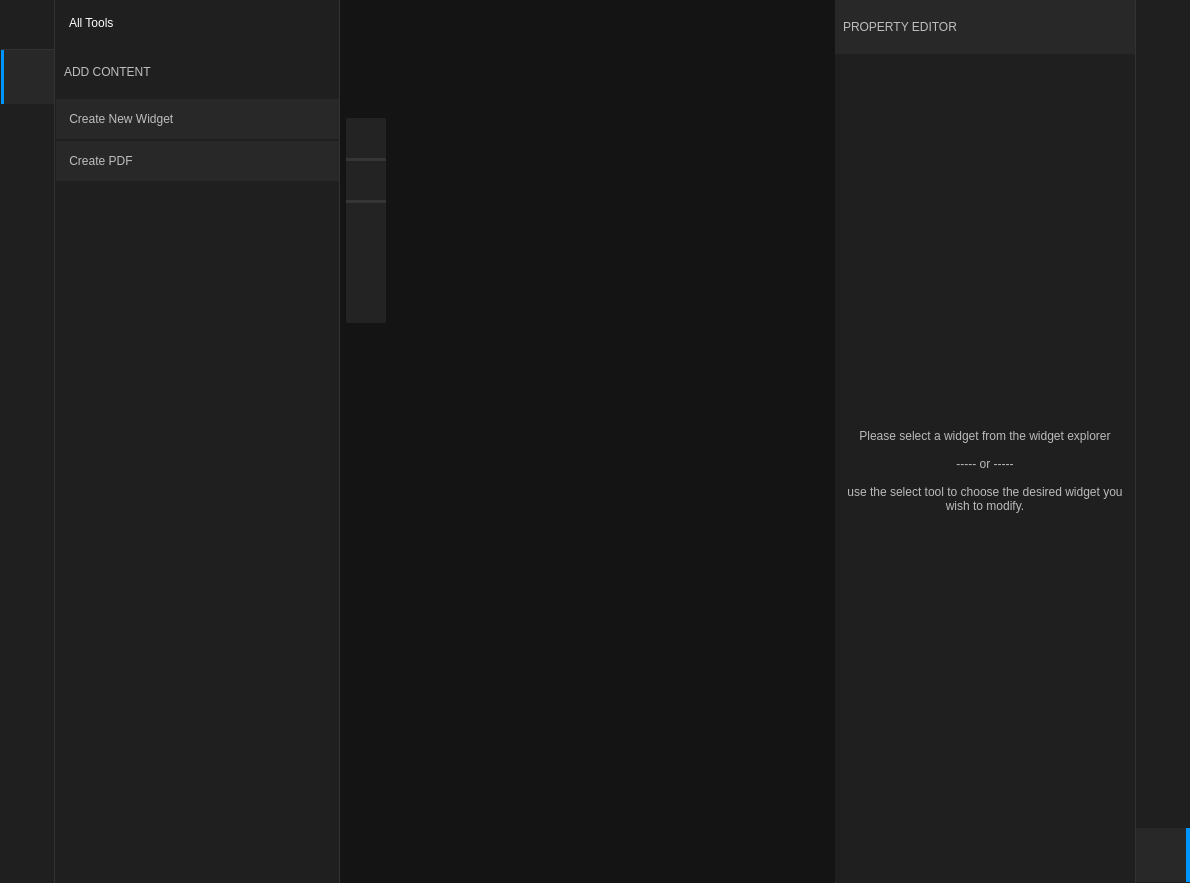
The window that src/ui/workspaceDesignFomr.ui (ligerr13/PE_Spectroradiometer) describes before a commit, drawn with Qt 5.
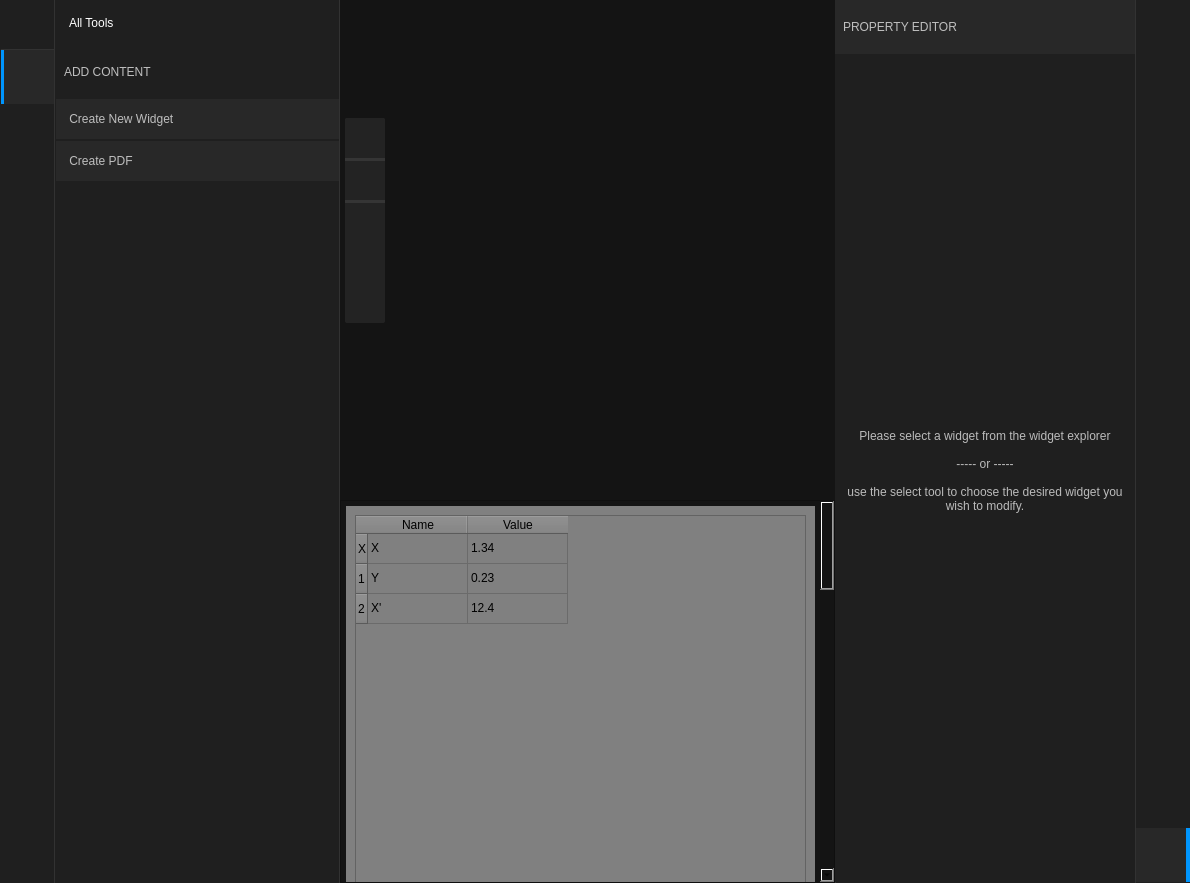
The same window after the commit. Icons and pictures are not drawn.

What changed in the file:
```diff
--- a/src/ui/workspaceDesignFomr.ui
+++ b/src/ui/workspaceDesignFomr.ui
@@ -67,13 +67,13 @@
      </property>
      <layout class="QGridLayout" name="gridLayout_3">
       <property name="leftMargin">
-       <number>1</number>
+       <number>0</number>
       </property>
       <property name="topMargin">
-       <number>1</number>
+       <number>0</number>
       </property>
       <property name="rightMargin">
-       <number>1</number>
+       <number>0</number>
       </property>
       <property name="bottomMargin">
        <number>0</number>
@@ -459,12 +459,15 @@
       </item>
       <item row="2" column="0">
        <widget class="QWidget" name="table_widget_container" native="true">
+        <property name="styleSheet">
+         <string notr="true"/>
+        </property>
         <layout class="QGridLayout" name="gridLayout_24">
          <property name="leftMargin">
           <number>0</number>
          </property>
          <property name="topMargin">
-          <number>5</number>
+          <number>0</number>
          </property>
          <property name="rightMargin">
           <number>0</number>
@@ -479,14 +482,458 @@
           <number>2</number>
          </property>
          <item row="0" column="0">
-          <widget class="QTableWidget" name="tableWidget">
-           <property name="styleSheet">
-            <string notr="true">QTableWidget {
-color:white;
-background-color: rgb(20,20,20);
-border: 0;
-}</string>
+          <widget class="QWidget" name="widget_4" native="true">
+           <property name="minimumSize">
+            <size>
+             <width>0</width>
+             <height>200</height>
+            </size>
            </property>
+           <layout class="QGridLayout" name="gridLayout_25">
+            <property name="leftMargin">
+             <number>0</number>
+            </property>
+            <property name="topMargin">
+             <number>0</number>
+            </property>
+            <property name="rightMargin">
+             <number>0</number>
+            </property>
+            <property name="bottomMargin">
+             <number>0</number>
+            </property>
+            <property name="spacing">
+             <number>2</number>
+            </property>
+            <item row="0" column="0">
+             <widget class="QWidget" name="table_menu_container" native="true">
+              <property name="minimumSize">
+               <size>
+                <width>0</width>
+                <height>55</height>
+               </size>
+              </property>
+              <property name="maximumSize">
+               <size>
+                <width>16777215</width>
+                <height>55</height>
+               </size>
+              </property>
+              <property name="styleSheet">
+               <string notr="true">QWidget {
+/*background-color: rgb(31,31,31);*/
+/*border-bottom: 1px solid rgba(129, 129, 129, 50);*/
+}</string>
+              </property>
+              <layout class="QGridLayout" name="gridLayout_26">
+               <property name="leftMargin">
+                <number>5</number>
+               </property>
+               <property name="topMargin">
+                <number>5</number>
+               </property>
+               <property name="rightMargin">
+                <number>5</number>
+               </property>
+               <property name="bottomMargin">
+                <number>5</number>
+               </property>
+               <item row="0" column="0">
+                <widget class="QWidget" name="widget_12" native="true">
+                 <property name="styleSheet">
+                  <string notr="true">border: 0px;</string>
+                 </property>
+                 <layout class="QHBoxLayout" name="horizontalLayout_2">
+                  <property name="leftMargin">
+                   <number>0</number>
+                  </property>
+                  <property name="topMargin">
+                   <number>0</number>
+                  </property>
+                  <property name="rightMargin">
+                   <number>0</number>
+                  </property>
+                  <property name="bottomMargin">
+                   <number>0</number>
+                  </property>
+                  <item>
+                   <spacer name="horizontalSpacer">
+                    <property name="orientation">
+                     <enum>Qt::Horizontal</enum>
+                    </property>
+                    <property name="sizeHint" stdset="0">
+                     <size>
+                      <width>40</width>
+                      <height>20</height>
+                     </size>
+                    </property>
+                   </spacer>
+                  </item>
+                  <item>
+                   <widget class="QPushButton" name="pushButton_6">
+                    <property name="minimumSize">
+                     <size>
+                      <width>40</width>
+                      <height>40</height>
+                     </size>
+                    </property>
+                    <property name="maximumSize">
+                     <size>
+                      <width>40</width>
+                      <height>40</height>
+                     </size>
+                    </property>
+                    <property name="cursor">
+                     <cursorShape>PointingHandCursor</cursorShape>
+                    </property>
+                    <property name="toolTip">
+                     <string>Import data</string>
+                    </property>
+                    <property name="styleSheet">
+                     <string notr="true">QPushButton {
+	font: 570 10pt &quot;Consolas&quot;;
+	background: transparent;
+	border: 2px solid  transparent;
+	border-radius: 3px;
+	padding: 5 5 5 5;
+}
+QToolTip{ 
+	font: 12pt;
+	color: rgb(100, 100, 100);
+}
+QPushButton:hover {
+			color: white;
+			background:   rgb(40, 40, 40);
+        }</string>
+                    </property>
+                    <property name="text">
+                     <string/>
+                    </property>
+                    <property name="icon">
+                     <iconset>
+                      <normaloff>../../resources/icons/import.png</normaloff>../../resources/icons/import.png</iconset>
+                    </property>
+                    <property name="iconSize">
+                     <size>
+                      <width>17</width>
+                      <height>17</height>
+                     </size>
+                    </property>
+                   </widget>
+                  </item>
+                 </layout>
+                </widget>
+               </item>
+              </layout>
+             </widget>
+            </item>
+            <item row="1" column="0">
+             <widget class="QWidget" name="table_container" native="true">
+              <property name="toolTip">
+               <string/>
+              </property>
+              <layout class="QGridLayout" name="gridLayout_27">
+               <property name="leftMargin">
+                <number>0</number>
+               </property>
+               <property name="topMargin">
+                <number>0</number>
+               </property>
+               <property name="rightMargin">
+                <number>0</number>
+               </property>
+               <property name="bottomMargin">
+                <number>0</number>
+               </property>
+               <item row="0" column="0">
+                <widget class="QScrollArea" name="scrollArea">
+                 <property name="styleSheet">
+                  <string notr="true">QScrollBar:horizontal
+{
+    height: 15px;
+    margin: 3px 3px 3px 3px;
+    border: 1px transparent #2A2929;
+    border-radius: 4px;
+    background-color: transparent; /* Átlátszó alapértelmezett */
+}
+
+QScrollBar::handle:horizontal
+{
+    background-color: transparent;  /* Átlátszó alapértelmezett */
+    min-width: 5px;
+    border-radius: 4px;
+}
+
+QScrollBar::handle:horizontal:hover, QScrollBar::handle:horizontal:pressed, QScrollBar::handle:horizontal:movable
+{
+    background-color: blue;         /* Kék, amikor mozgatjuk vagy ráhúzzuk az egeret */
+}
+
+QScrollBar::add-line:horizontal
+{
+    margin: 0px 3px 0px 3px;
+    border-image: url(:/qss_icons/rc/right_arrow_disabled.png);
+    width: 10px;
+    height: 10px;
+    subcontrol-position: right;
+    subcontrol-origin: margin;
+}
+
+QScrollBar::sub-line:horizontal
+{
+    margin: 0px 3px 0px 3px;
+    border-image: url(:/qss_icons/rc/left_arrow_disabled.png);
+    height: 10px;
+    width: 10px;
+    subcontrol-position: left;
+    subcontrol-origin: margin;
+}
+
+QScrollBar::add-line:horizontal:hover, QScrollBar::add-line:horizontal:on
+{
+    border-image: url(:/qss_icons/rc/right_arrow.png);
+    height: 10px;
+    width: 10px;
+    subcontrol-position: right;
+    subcontrol-origin: margin;
+}
+
+QScrollBar::sub-line:horizontal:hover, QScrollBar::sub-line:horizontal:on
+{
+    border-image: url(:/qss_icons/rc/left_arrow.png);
+    height: 10px;
+    width: 10px;
+    subcontrol-position: left;
+    subcontrol-origin: margin;
+}
+
+QScrollBar::up-arrow:horizontal, QScrollBar::down-arrow:horizontal
+{
+    background: none;
+}
+
+QScrollBar::add-page:horizontal, QScrollBar::sub-page:horizontal
+{
+    background: none;
+}
+
+/* Vertikális scroll bar */
+QScrollBar:vertical
+{
+    background-color: transparent; /* Átlátszó alapértelmezett */
+    width: 15px;
+    margin: 0px 0px 0px 0px;
+    border: 1px transparent #2A2929;
+    border-radius: 0px;
+}
+
+QScrollBar::handle:vertical
+{
+    background-color: rgb(31,31,31); 
+    min-height: 5px;
+    border-radius: 0px;
+}
+
+QScrollBar::handle:vertical:hover, QScrollBar::handle:vertical:pressed, QScrollBar::handle:vertical:movable
+{
+    background-color: rgb(0,150,255);
+}
+
+QScrollBar::sub-line:vertical
+{
+    margin: 3px 0px 3px 0px;
+    border-image: url(:/qss_icons/rc/up_arrow_disabled.png);
+    height: 10px;
+    width: 10px;
+    subcontrol-position: top;
+    subcontrol-origin: margin;
+}
+
+QScrollBar::add-line:vertical
+{
+    margin: 3px 0px 3px 0px;
+    border-image: url(:/qss_icons/rc/down_arrow_disabled.png);
+    height: 10px;
+    width: 10px;
+    subcontrol-position: bottom;
+    subcontrol-origin: margin;
+}
+
+QScrollBar::sub-line:vertical:hover, QScrollBar::sub-line:vertical:on
+{
+    border-image: url(:/qss_icons/rc/up_arrow.png);
+    height: 10px;
+    width: 10px;
+    subcontrol-position: top;
+    subcontrol-origin: margin;
+}
+
+QScrollBar::add-line:vertical:hover, QScrollBar::add-line:vertical:on
+{
+    border-image: url(:/qss_icons/rc/down_arrow.png);
+    height: 10px;
+    width: 10px;
+    subcontrol-position: bottom;
+    subcontrol-origin: margin;
+}
+
+QScrollBar::up-arrow:vertical, QScrollBar::down-arrow:vertical
+{
+    background: none;
+}
+
+QScrollBar::add-page:vertical, QScrollBar::sub-page:vertical
+{
+    background: none;
+}
+</string>
+                 </property>
+                 <property name="widgetResizable">
+                  <bool>true</bool>
+                 </property>
+                 <widget class="QWidget" name="scrollAreaWidgetContents">
+                  <property name="geometry">
+                   <rect>
+                    <x>0</x>
+                    <y>0</y>
+                    <width>476</width>
+                    <height>1628</height>
+                   </rect>
+                  </property>
+                  <layout class="QVBoxLayout" name="verticalLayout_4">
+                   <property name="leftMargin">
+                    <number>5</number>
+                   </property>
+                   <property name="topMargin">
+                    <number>5</number>
+                   </property>
+                   <property name="rightMargin">
+                    <number>5</number>
+                   </property>
+                   <property name="bottomMargin">
+                    <number>5</number>
+                   </property>
+                   <item>
+                    <widget class="QWidget" name="widget_22" native="true">
+                     <property name="minimumSize">
+                      <size>
+                       <width>0</width>
+                       <height>400</height>
+                      </size>
+                     </property>
+                     <property name="styleSheet">
+                      <string notr="true">background: grey;</string>
+                     </property>
+                     <layout class="QGridLayout" name="gridLayout_28">
+                      <item row="0" column="0">
+                       <widget class="QTableWidget" name="tableWidget">
+                        <row>
+                         <property name="text">
+                          <string>X</string>
+                         </property>
+                        </row>
+                        <row>
+                         <property name="text">
+                          <string>1</string>
+                         </property>
+                        </row>
+                        <row>
+                         <property name="text">
+                          <string>2</string>
+                         </property>
+                        </row>
+                        <column>
+                         <property name="text">
+                          <string>Name</string>
+                         </property>
+                        </column>
+                        <column>
+                         <property name="text">
+                          <string>Value</string>
+                         </property>
+                        </column>
+                        <item row="0" column="0">
+                         <property name="text">
+                          <string>X</string>
+                         </property>
+                        </item>
+                        <item row="0" column="1">
+                         <property name="text">
+                          <string>1.34</string>
+                         </property>
+                        </item>
+                        <item row="1" column="0">
+                         <property name="text">
+                          <string>Y</string>
+                         </property>
+                        </item>
+                        <item row="1" column="1">
+                         <property name="text">
+                          <string>0.23</string>
+                         </property>
+                        </item>
+                        <item row="2" column="0">
+                         <property name="text">
+                          <string>X'</string>
+                         </property>
+                        </item>
+                        <item row="2" column="1">
+                         <property name="text">
+                          <string>12.4</string>
+                         </property>
+                        </item>
+                       </widget>
+                      </item>
+                     </layout>
+                    </widget>
+                   </item>
+                   <item>
+                    <widget class="QWidget" name="widget_21" native="true">
+                     <property name="minimumSize">
+                      <size>
+                       <width>0</width>
+                       <height>400</height>
+                      </size>
+                     </property>
+                     <property name="styleSheet">
+                      <string notr="true">background: yellow;</string>
+                     </property>
+                    </widget>
+                   </item>
+                   <item>
+                    <widget class="QWidget" name="widget_20" native="true">
+                     <property name="minimumSize">
+                      <size>
+                       <width>0</width>
+                       <height>400</height>
+                      </size>
+                     </property>
+                     <property name="styleSheet">
+                      <string notr="true">background: blue;</string>
+                     </property>
+                    </widget>
+                   </item>
+                   <item>
+                    <widget class="QWidget" name="widget_15" native="true">
+                     <property name="minimumSize">
+                      <size>
+                       <width>0</width>
+                       <height>400</height>
+                      </size>
+                     </property>
+                     <property name="styleSheet">
+                      <string notr="true">background: red;</string>
+                     </property>
+                    </widget>
+                   </item>
+                  </layout>
+                 </widget>
+                </widget>
+               </item>
+              </layout>
+             </widget>
+            </item>
+           </layout>
           </widget>
          </item>
         </layout>
```
Left out of the diff: 22 changed lines with no effect on the pictures.
